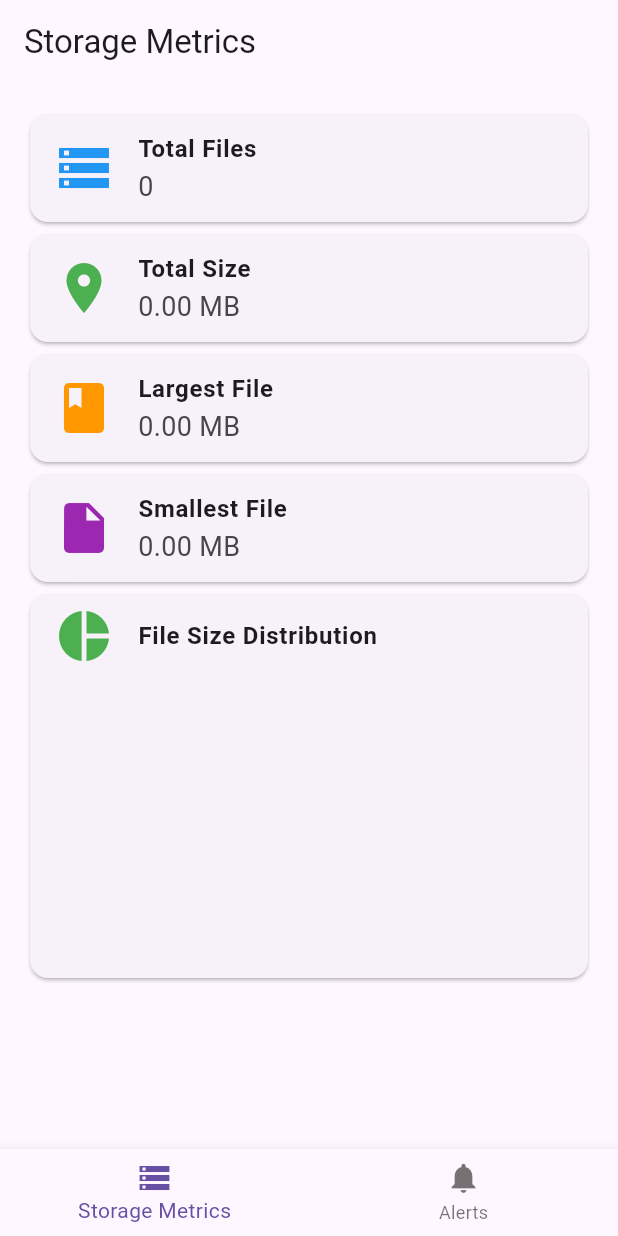
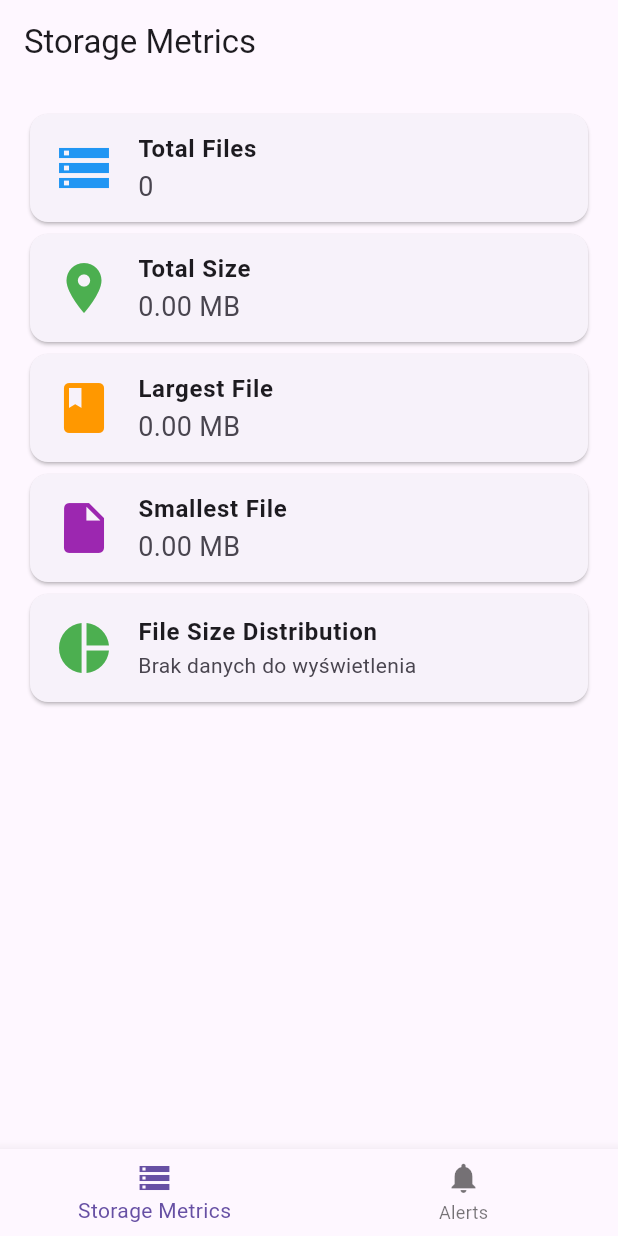
Before and after one commit to DamianCzarnota/sigmaszwadron, a Flutter app: the screen it shows after launch, on a phone screen of 412 x 824 dp. Run offline on Flutter 3.47's test engine with Material 3 defaults, Android fonts, the phone set to English and light mode, and no system bars; drawn by our look-alikes of fl_chart; our stand-ins replace cached_network_image, firebase_auth, firebase_core, firebase_database, firebase_storage, google_fonts and 2 more; missing offline and left inert: googleapis; accounts and stored records are empty; generated files the repository leaves out were written again.

```diff
--- a/statistics_application/lib/main.dart
+++ b/statistics_application/lib/main.dart
@@ -58,10 +58,7 @@
   }
 
   // Screens for each tab
-  final List<Widget> _tabs = [
-    StorageMetricsScreen(),
-    AlertsScreen()
-  ];
+  final List<Widget> _tabs = [StorageMetricsScreen(), AlertsScreen()];
 
   void _checkForUnreadAlerts() async {
     final alerts = await AlertsDownloader().fetchAlerts(false);
@@ -109,7 +106,8 @@
           ),
         ],
         currentIndex: _selectedIndex,
-        onTap: _onItemTapped, // Call _checkForUnreadAlerts when switching to Alerts tab
+        onTap:
+            _onItemTapped, // Call _checkForUnreadAlerts when switching to Alerts tab
       ),
     );
   }
@@ -119,8 +117,6 @@
   @override
   _StorageMetricsScreenState createState() => _StorageMetricsScreenState();
 }
-
-
 
 class _AlertsScreenState extends State<AlertsScreen> {
   final AlertsDownloader _alertsDownloader = AlertsDownloader();
@@ -138,8 +134,6 @@
       _alertsFuture = _alertsDownloader.fetchAlerts(_showReadAlerts);
     });
   }
-
-
 
   @override
   Widget build(BuildContext context) {
@@ -192,12 +186,10 @@
                 subtitle: Column(
                   crossAxisAlignment: CrossAxisAlignment.start,
                   children: [
-
                     Text(
                       'Timestamp: ${DateFormat('yyyy-MM-dd HH:mm:ss').format(DateTime.parse(alert.timestamp))}',
                       style: TextStyle(fontSize: 12),
                     ),
-
                     if (alert.isRead && alert.acknowledgeDate != null)
                       Text(
                         'Acknowledge Date: ${DateFormat('yyyy-MM-dd HH:mm:ss').format(DateTime.parse(alert.acknowledgeDate!))}',
@@ -217,9 +209,10 @@
                             await FirebaseDatabase.instance
                                 .ref('alerts/${alert.id}')
                                 .update({
-                                  'isRead': true,
-                                  'acknowledgeDate': DateTime.now().toIso8601String(),
-                                });
+                              'isRead': true,
+                              'acknowledgeDate':
+                                  DateTime.now().toIso8601String(),
+                            });
                             _loadAlerts();
                           } catch (e) {
                             ScaffoldMessenger.of(context).showSnackBar(
@@ -239,10 +232,6 @@
   }
 }
 
-
-
-
-
 class _StorageMetricsScreenState extends State<StorageMetricsScreen> {
   late Future<Map<String, dynamic>> _bucketMetrics;
 
@@ -254,7 +243,7 @@
 
   Future<Map<String, dynamic>> _fetchMetrics() async {
     const bucketName = "sigmaszwadron.firebasestorage.app";
-    const serviceAccountKeyPath = "service_account_key.json";
+    const serviceAccountKeyPath = "assets/service_account_key.json";
 
     final gcpService = GCPService(
       bucketName: bucketName,
@@ -312,7 +301,7 @@
               _buildChartCard(
                 "File Size Distribution",
                 metrics['File Size Distribution'],
-                 metrics['Total Files'],
+                metrics['Total Files'],
               ),
             ],
           );
@@ -321,7 +310,8 @@
     );
   }
 
-  Widget _buildMetricCard(String title, String value, IconData icon, Color color) {
+  Widget _buildMetricCard(
+      String title, String value, IconData icon, Color color) {
     return Card(
       child: ListTile(
         leading: Icon(icon, size: 40, color: color),
@@ -330,7 +320,21 @@
       ),
     );
   }
-  Widget _buildChartCard(String title, Map<String, int> distribution, int numberOfFiles) {
+
+  Widget _buildChartCard(
+    String title,
+    Map<String, int> distribution,
+    int numberOfFiles,
+  ) {
+    if (numberOfFiles == 0 || distribution.isEmpty) {
+      return Card(
+        child: ListTile(
+          leading: Icon(Icons.pie_chart, size: 40, color: Colors.green),
+          title: Text(title, style: TextStyle(fontWeight: FontWeight.bold)),
+          subtitle: Text('Brak danych do wyświetlenia'),
+        ),
+      );
+    }
     return Card(
       child: Column(
         children: [
@@ -346,7 +350,8 @@
                   final percentage = entry.value / numberOfFiles;
                   return PieChartSectionData(
                     value: percentage * 100,
-                    title: "${entry.key}\n${(percentage * 100).toStringAsFixed(1)}%",
+                    title:
+                        "${entry.key}\n${(percentage * 100).toStringAsFixed(1)}%",
                   );
                 }).toList(),
               ),
```
Also changed, not shown: normal_application/assets/google_logo.png, 1 other file.
